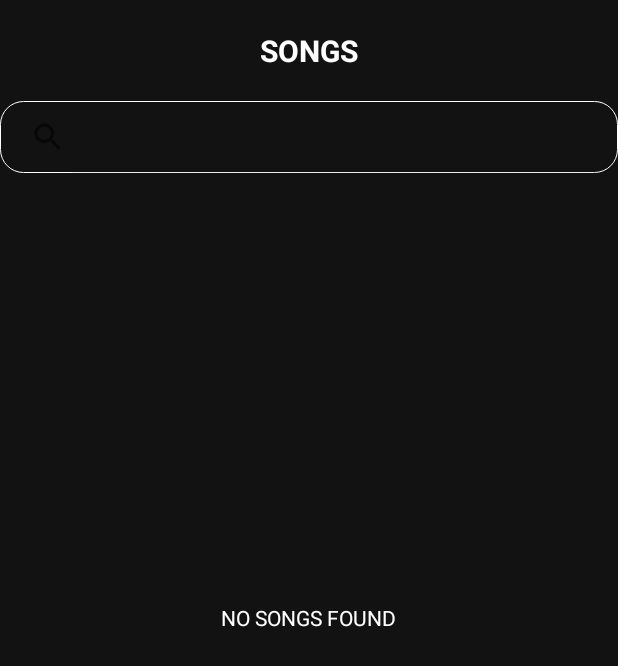
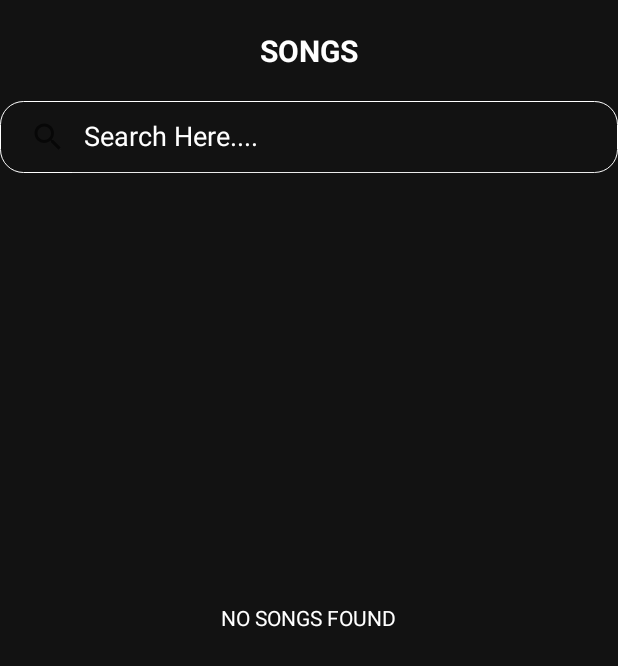
Before and after one commit to bala74830/OnlineMusicApp, an Android app: the OfflineMusicPlayer screen opened directly, with no data from a screen before it, on a phone screen of 412 x 824 dp. Shown: the top 666 px of the screen. Run offline under Robolectric (Android 15) with nearby library versions, the phone set to English and light mode, and no system bars.

Commit message:
Ree commit

```diff
--- a/app/src/main/java/com/example/onlinemusicapp/OfflineMusicPlayer/MusicListAdapter.java
+++ b/app/src/main/java/com/example/onlinemusicapp/OfflineMusicPlayer/MusicListAdapter.java
@@ -25,6 +25,7 @@ public class MusicListAdapter extends  RecyclerView.Adapter<MusicListAdapter.Vie
     public MusicListAdapter(ArrayList<AudioModel> songsList, Context context) {
         this.songsList = songsList;
         this.context = context;
+        notifyDataSetChanged();
     }
 
     public void setfilteredlist(ArrayList<AudioModel> filteredlist){
--- a/app/src/main/java/com/example/onlinemusicapp/OfflineMusicPlayer/OfflineMusicPlayer.java
+++ b/app/src/main/java/com/example/onlinemusicapp/OfflineMusicPlayer/OfflineMusicPlayer.java
@@ -17,6 +17,7 @@ import android.text.Html;
 import android.view.View;
 import android.view.Window;
 import android.view.WindowManager;
+import android.widget.EditText;
 import android.widget.TextView;
 import android.widget.Toast;
 
@@ -32,6 +33,7 @@ public class OfflineMusicPlayer extends AppCompatActivity {
     TextView noMusicTextView;
     ArrayList<AudioModel> songsList = new ArrayList<>();
     SearchView searchView;
+    MusicListAdapter musicListAdapter;
     @Override
     protected void onCreate(Bundle savedInstanceState) {
         super.onCreate(savedInstanceState);
@@ -47,7 +49,9 @@ public class OfflineMusicPlayer extends AppCompatActivity {
         recyclerView = findViewById(R.id.recycler_view);
         noMusicTextView = findViewById(R.id.no_songs_text);
         searchView = findViewById(R.id.searchbar);
-        searchView.setQueryHint(Html.fromHtml("<font color = #ffffff>"));
+        EditText searchEditText = (EditText) searchView.findViewById(androidx.appcompat.R.id.search_src_text);
+        searchEditText.setTextColor(getResources().getColor(R.color.white));
+        searchEditText.setHintTextColor(getResources().getColor(R.color.white));
         searchView.clearFocus();
         searchView.setOnQueryTextListener(new SearchView.OnQueryTextListener() {
             @Override
@@ -81,13 +85,13 @@ public class OfflineMusicPlayer extends AppCompatActivity {
             if(new File(songData.getPath()).exists())
                 songsList.add(songData);
         }
-
+        musicListAdapter = new MusicListAdapter(songsList,getApplicationContext());
         if(songsList.size()==0){
             noMusicTextView.setVisibility(View.VISIBLE);
         }else{
             //recyclerview
             recyclerView.setLayoutManager(new LinearLayoutManager(this));
-            recyclerView.setAdapter(new MusicListAdapter(songsList,getApplicationContext()));
+            recyclerView.setAdapter(musicListAdapter);
         }
 
     }
@@ -102,7 +106,7 @@ public class OfflineMusicPlayer extends AppCompatActivity {
         if (filteredlist.isEmpty()){
             Toast.makeText(this, "No Data Found", Toast.LENGTH_SHORT).show();
         }else {
-            new MusicListAdapter(songsList,getApplicationContext()).setfilteredlist(filteredlist);
+            musicListAdapter.setfilteredlist(filteredlist);
         }
     }
 
@@ -126,7 +130,7 @@ public class OfflineMusicPlayer extends AppCompatActivity {
     protected void onResume() {
         super.onResume();
         if(recyclerView!=null){
-            recyclerView.setAdapter(new MusicListAdapter(songsList,getApplicationContext()));
+            recyclerView.setAdapter(musicListAdapter);
         }
     }
 }
```
Also changed, not shown: app/src/main/java/com/example/onlinemusicapp/Login/LoginPage.java (+35 -34 lines).
